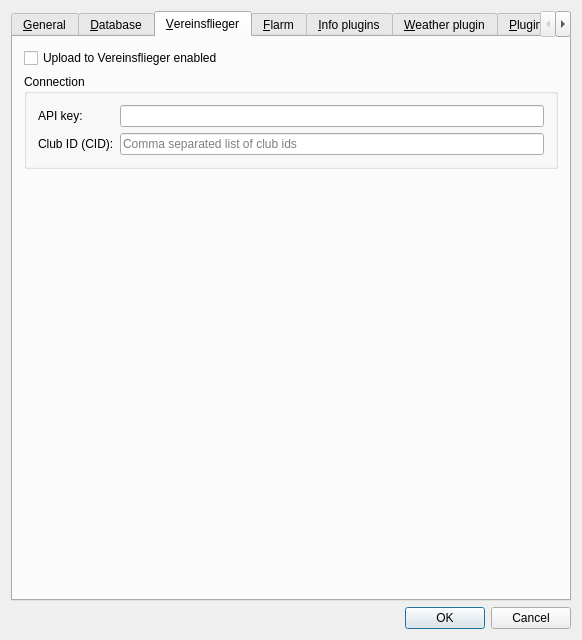
Before: the Qt Designer form src/gui/windows/SettingsWindow.ui in Akaflieg/startkladde, drawn with Qt 5.
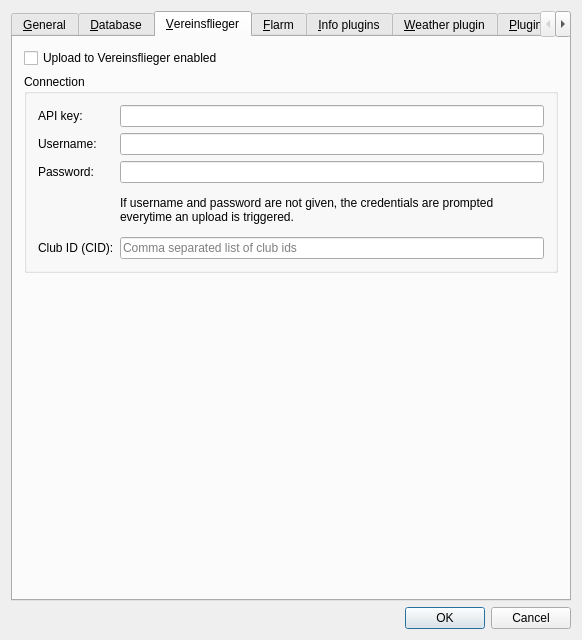
After: the same form once the commit is applied. The open tabs and pages were chosen to show the change. Custom widgets are drawn as their Qt base class.

```diff
--- a/src/gui/windows/SettingsWindow.ui
+++ b/src/gui/windows/SettingsWindow.ui
@@ -7,7 +7,7 @@
     <x>0</x>
     <y>0</y>
     <width>582</width>
-    <height>616</height>
+    <height>624</height>
    </rect>
   </property>
   <property name="windowTitle">
@@ -523,14 +523,14 @@
             </property>
            </widget>
           </item>
-          <item row="1" column="0">
+          <item row="4" column="0">
            <widget class="QLabel" name="vfCIDLabel">
             <property name="text">
              <string>Club ID (CID):</string>
             </property>
            </widget>
           </item>
-          <item row="1" column="1">
+          <item row="4" column="1">
            <widget class="QLineEdit" name="vfCIDInput">
             <property name="toolTip">
              <string>Comma separated list of club ids</string>
@@ -540,6 +540,40 @@
             </property>
            </widget>
           </item>
+          <item row="2" column="1">
+           <widget class="QLineEdit" name="vfPassInput">
+            <property name="echoMode">
+             <enum>QLineEdit::Password</enum>
+            </property>
+           </widget>
+          </item>
+          <item row="1" column="1">
+           <widget class="QLineEdit" name="vfUserInput"/>
+          </item>
+          <item row="1" column="0">
+           <widget class="QLabel" name="label_6">
+            <property name="text">
+             <string>Username:</string>
+            </property>
+           </widget>
+          </item>
+          <item row="2" column="0">
+           <widget class="QLabel" name="label_7">
+            <property name="text">
+             <string>Password:</string>
+            </property>
+           </widget>
+          </item>
+          <item row="3" column="1">
+           <widget class="QLabel" name="label_8">
+            <property name="text">
+             <string>If username and password are not given, the credentials are prompted everytime an upload is triggered.</string>
+            </property>
+            <property name="wordWrap">
+             <bool>true</bool>
+            </property>
+           </widget>
+          </item>
          </layout>
         </widget>
        </item>
```
Left out of the diff: 2 changed lines with no effect on the pictures.
